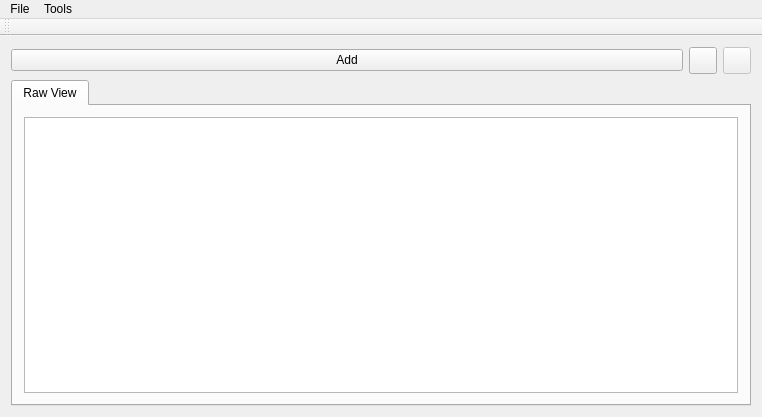
Before: the Qt Designer form LooseChange_Src/Presenter/LooseChangePresenter.ui in gojoe262/LooseChange, drawn with Qt 5.
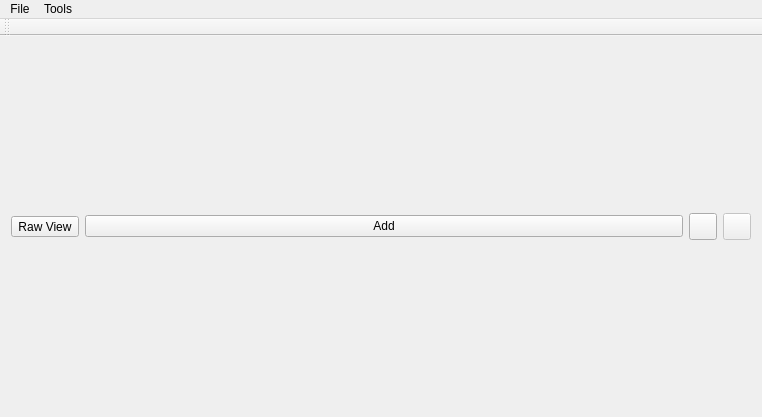
After: the same form once the commit is applied. Icons and pictures are not drawn.

Commit message: Raw View Presenter is now its own widget. Able to set as central widget view toolbar

Diff of the .ui file:
```diff
--- a/LooseChange_Src/Presenter/LooseChangePresenter.ui
+++ b/LooseChange_Src/Presenter/LooseChangePresenter.ui
@@ -17,6 +17,13 @@
    <layout class="QVBoxLayout" name="verticalLayout_3">
     <item>
      <layout class="QHBoxLayout" name="horizontalLayout">
+      <item>
+       <widget class="QToolButton" name="toolButtonShowRawViewPresenter">
+        <property name="text">
+         <string>Raw View</string>
+        </property>
+       </widget>
+      </item>
       <item>
        <widget class="QPushButton" name="pushButton">
         <property name="text">
@@ -67,32 +74,6 @@
       </item>
      </layout>
     </item>
-    <item>
-     <widget class="QTabWidget" name="tabWidget">
-      <property name="tabPosition">
-       <enum>QTabWidget::North</enum>
-      </property>
-      <property name="currentIndex">
-       <number>0</number>
-      </property>
-      <property name="movable">
-       <bool>false</bool>
-      </property>
-      <property name="tabBarAutoHide">
-       <bool>false</bool>
-      </property>
-      <widget class="QWidget" name="tabRawView">
-       <attribute name="title">
-        <string>Raw View</string>
-       </attribute>
-       <layout class="QGridLayout" name="gridLayout">
-        <item row="0" column="0">
-         <widget class="QTableView" name="tableViewRawView"/>
-        </item>
-       </layout>
-      </widget>
-     </widget>
-    </item>
    </layout>
   </widget>
   <widget class="QToolBar" name="mainToolBar">
```
The commit also changes 8 other files.
